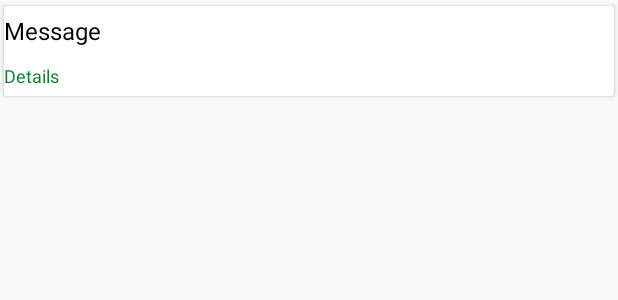
After one commit to mouktar-hassan/FindEvents, an Android app: the layout list_messages_event.xml on its own in the app's theme, with its tools: preview values and no code run, on a phone screen of 412 x 824 dp. The commit adds this screen. Shown: the top 300 px of the screen. Run offline under Robolectric (Android 15) with nearby library versions, the phone set to English and light mode, and no system bars; network calls fail.

Commit message:
Réctivitation des certains parties du code et des améliorations apportés!

```diff
--- a/app/src/main/AndroidManifest.xml
+++ b/app/src/main/AndroidManifest.xml
@@ -27,6 +27,7 @@
         android:roundIcon="@mipmap/ic_launcher_round"
         android:supportsRtl="true"
         android:theme="@style/AppTheme">
+        <activity android:name=".MessagesParEvenement"></activity>
         <activity android:name=".ProfilActivity" />
         <activity android:name=".UpdateActivity" />
         <activity android:name=".MessageActivity" />
--- a/app/src/main/java/com/example/findevents/MainActivity.java
+++ b/app/src/main/java/com/example/findevents/MainActivity.java
@@ -210,6 +210,7 @@ public class MainActivity extends AppCompatActivity
                             SharedPreferences preferencesCurent = PreferenceManager.getDefaultSharedPreferences(context);
                             SharedPreferences.Editor editorCurent = preferencesCurent.edit();
                             editorCurent.putString("idCurrentUser", String.valueOf(idCurrentUser));
+                            editorCurent.putString("pseudoCurrentUser", String.valueOf(pseudoCurrentUser));
                             editorCurent.commit();
 
                             Log.d("valeurs", pseudoCurrentUser + " " + idCurrentUser);
--- /dev/null
+++ b/app/src/main/res/layout/list_messages_event.xml
@@ -0,0 +1,54 @@
+<?xml version="1.0" encoding="utf-8"?>
+<LinearLayout xmlns:android="http://schemas.android.com/apk/res/android"
+    xmlns:app="http://schemas.android.com/apk/res-auto"
+    xmlns:card_view="http://schemas.android.com/tools"
+    android:orientation="vertical"
+    android:layout_width="match_parent"
+    android:layout_height="wrap_content">
+
+    <android.support.v7.widget.CardView
+        android:layout_width="match_parent"
+        android:layout_height="wrap_content"
+        card_view:cardElevation="5dp"
+        app:cardUseCompatPadding="true"
+        >
+
+        <LinearLayout
+            android:orientation="vertical"
+            android:layout_width="match_parent"
+            android:layout_height="wrap_content">
+
+            <!--<TextView
+                android:id="@+id/textViewNomEvent"
+                android:text="NomEvent"
+                android:textColor="#117E2F"
+                android:textSize="16dp"
+                android:textAppearance="@style/Base.TextAppearance.AppCompat.Large"
+                android:layout_width="match_parent"
+                android:layout_height="wrap_content" />-->
+
+            <TextView
+                android:id="@+id/textViewMessage"
+                android:layout_width="wrap_content"
+                android:layout_height="wrap_content"
+                android:paddingBottom="5dp"
+                android:paddingTop="5dp"
+                android:text="Message"
+                android:textColor="#000000"
+                android:textSize="16dp" />
+
+            <TextView
+                android:id="@+id/textViewDetails"
+                android:layout_width="wrap_content"
+                android:layout_height="wrap_content"
+                android:paddingBottom="5dp"
+                android:paddingTop="5dp"
+                android:text="Details"
+                android:textColor="#117E2F"
+                android:textSize="12dp" />
+        </LinearLayout>
+
+
+
+    </android.support.v7.widget.CardView>
+</LinearLayout>
```
Also changed, not shown: app/build.gradle (+3 -5 lines), app/src/main/java/com/example/findevents/AdapterMessagesEvent.java (added, +60 -0 lines), app/src/main/java/com/example/findevents/MapsActivity.java (+8 -5 lines), app/src/main/java/com/example/findevents/MessagesParEvenement.java (added, +124 -0 lines), app/src/main/java/com/example/findevents/ModelMessagesEvent.java (added, +77 -0 lines), app/src/main/java/com/example/findevents/ShowEventDetailActivity.java (+36 -6 lines), app/src/main/res/layout/activity_messages_par_evenement.xml (added, +18 -0 lines), app/src/main/res/layout/activity_show_event_detail.xml (+7 -0 lines), 262 other files.
